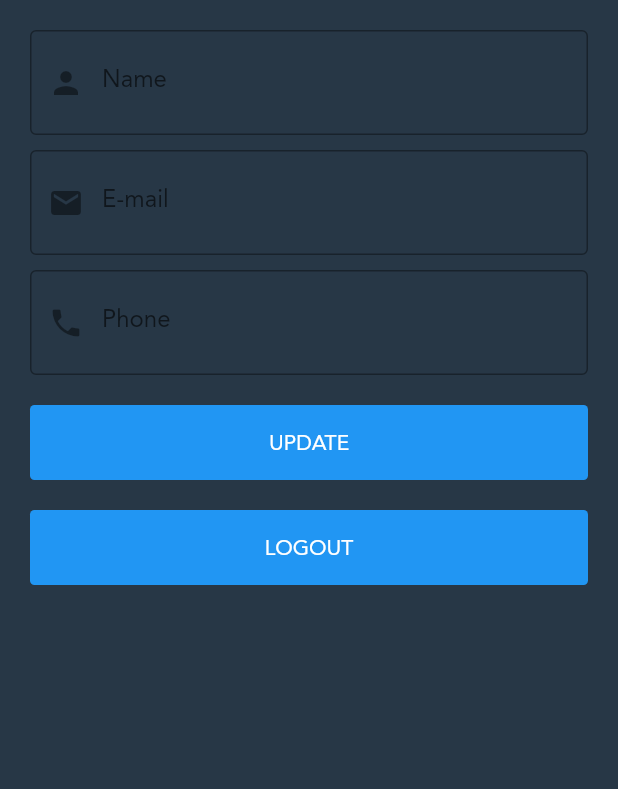
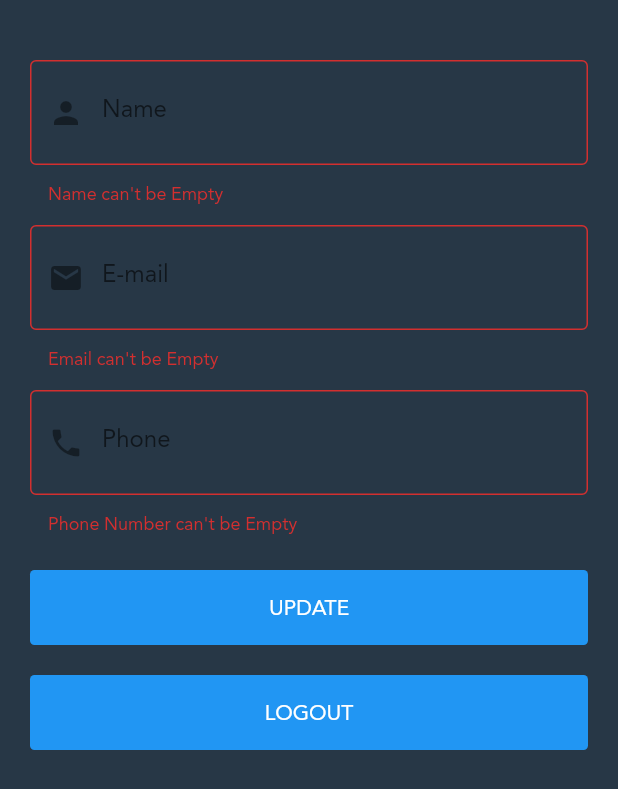
Before and after one commit to MosasaUnited/Shop-App, a Flutter app: the SettingsScreen widget shown alone on an empty page, opened directly, after a tap on "UPDATE", on a phone screen of 412 x 824 dp. Shown: the top 789 px of the screen. Run offline on Flutter 3.47's test engine with Material 2 defaults, Android fonts, the phone set to English and light mode, and no system bars; our stand-ins replace carousel_slider, conditional_builder_null_safety, dio, flutter_bloc, fluttertoast, hexcolor and 2 more; accounts and stored records are empty; network calls fail.

Commit message:
Shop App Udemy

```diff
--- a/lib/modules/settings/settings_screen.dart
+++ b/lib/modules/settings/settings_screen.dart
@@ -7,6 +7,7 @@ import 'package:shop_app/shared/cubit/shop_cubit.dart';
 import 'package:shop_app/shared/cubit/states.dart';
 
 class SettingsScreen extends StatelessWidget {
+  var formKey = GlobalKey<FormState>();
   var nameController = TextEditingController();
   var emailController = TextEditingController();
   var phoneController = TextEditingController();
@@ -26,8 +27,16 @@ class SettingsScreen extends StatelessWidget {
           condition: ShopCubit.get(context).userModel != null,
           builder: (context) => Padding(
             padding: const EdgeInsets.all(20.0),
+            child: Form(
+              key: formKey,
+              child: SingleChildScrollView(
                 child: Column(
                   children: [
+                    if(state is AppLoadingUpdateProfileState)
+                    LinearProgressIndicator(),
+                    SizedBox(
+                      height: 20.0,
+                    ),
                     defaultFormField(
                       controller: nameController,
                       type: TextInputType.name,
@@ -73,7 +82,14 @@ class SettingsScreen extends StatelessWidget {
                     ),
                     defaultButton(
                       function: () {
-                    signOut(context);
+                        if(formKey.currentState!.validate())
+                          {
+                            ShopCubit.get(context).updateUserData(
+                              name: nameController.text,
+                              email: emailController.text,
+                              phone: phoneController.text,
+                            );
+                          }
                       },
                       text: 'Update',
                     ),
@@ -89,6 +105,8 @@ class SettingsScreen extends StatelessWidget {
                   ],
                 ),
               ),
+            ),
+          ),
           fallback: (context) => Center(child: CircularProgressIndicator()),
         );
       },
--- a/lib/shared/cubit/shop_cubit.dart
+++ b/lib/shared/cubit/shop_cubit.dart
@@ -172,4 +172,35 @@ class ShopCubit extends Cubit<AppState> {
       emit(AppErrorGetUserDataState());
     });
   }
+
+  void updateUserData(
+  {
+  required name,
+  required email,
+  required phone,
+})
+  {
+    emit(AppLoadingUpdateProfileState());
+
+    DioHelper.putData(
+      url: UPDATE_PROFILE,
+      token: token,
+      data:
+      {
+        'name' : name,
+        'email' : email,
+        'phone' : phone,
+      }
+    ).then((value)
+    {
+      userModel = LoginModel.fromJson(value.data);
+      printFullText(userModel!.data!.name!);
+
+      emit(AppSuccessGetUserDataState(userModel!));
+    }).catchError((error)
+    {
+      printFullText(error.toString());
+      emit(AppErrorGetUserDataState());
+    });
+  }
 }
--- a/lib/shared/network/remote/dio_helper_shop.dart
+++ b/lib/shared/network/remote/dio_helper_shop.dart
@@ -57,4 +57,26 @@ class DioHelper
       data: data,
     );
   }
+
+  static Future<Response> putData({
+    required String url,
+    Map<String, dynamic>? query,
+    required Map<String, dynamic>? data,
+    String lang = 'ar',
+    String? token,
+  }) async
+  {
+    dio.options.headers =
+    {
+      'lang': lang,
+      'Content-Type': 'application/json',
+      'Authorization': '$token',
+    };
+
+    return await dio.put(
+      url,
+      queryParameters: query,
+      data: data,
+    );
+  }
 }
```
Also changed, not shown: lib/shared/cubit/states.dart (+6 -1 lines). Lines whose indentation alone changed are shown as unchanged.
